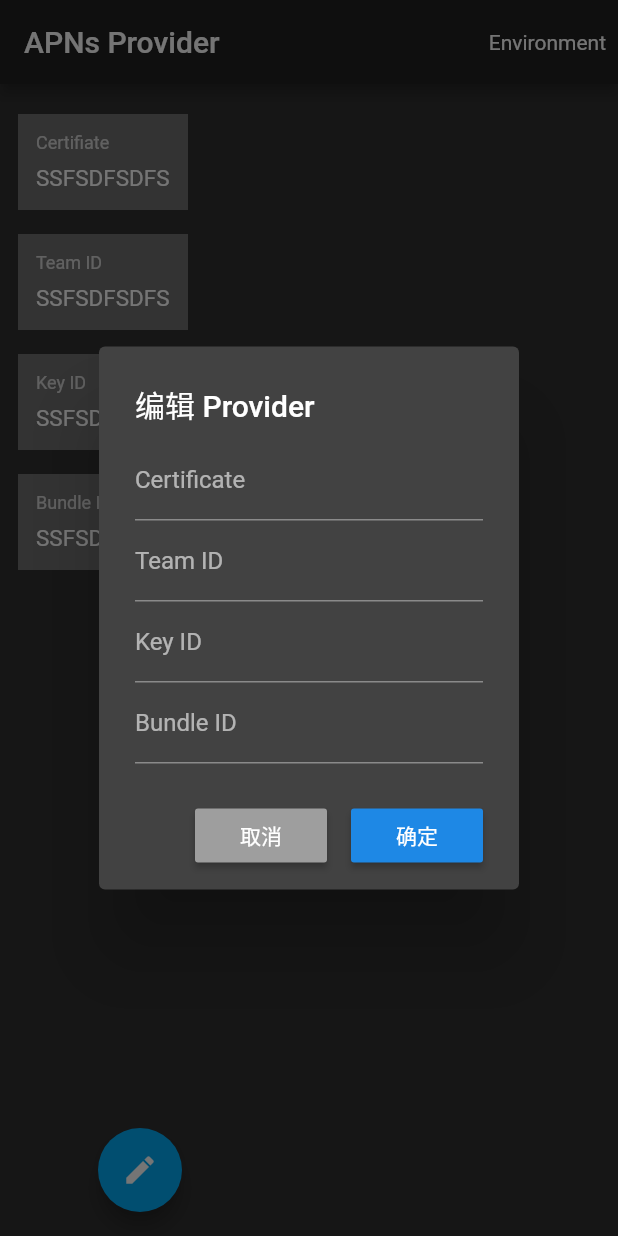
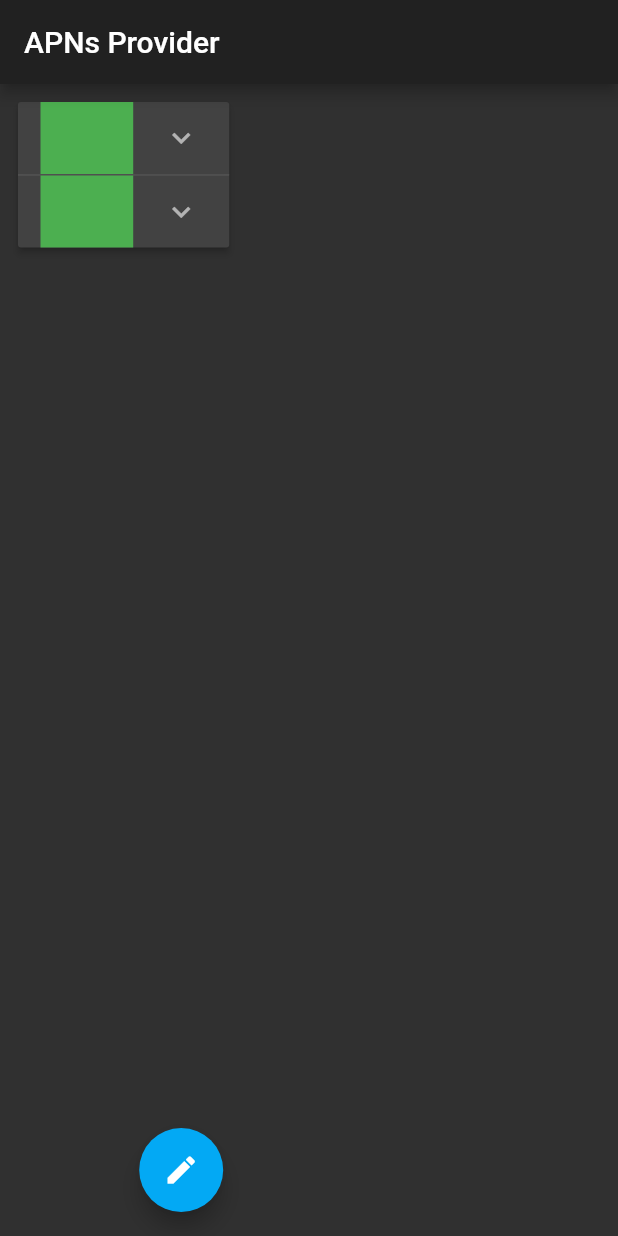
Before and after one commit to Arror/APNs, a Flutter app: the screen it shows after launch, after a tap on the "edit" icon, on a phone screen of 412 x 824 dp. Run offline on Flutter 3.47's test engine with Material 2 defaults, Android fonts, the phone set to English and light mode, and no system bars.

```diff
--- a/flutter/apns/lib/app/app.dart
+++ b/flutter/apns/lib/app/app.dart
@@ -14,42 +14,16 @@ class App extends StatelessWidget {
       title: 'APNs Provider',
       home: Scaffold(
         appBar: AppBar(
-          title: Text('APNs Provider'),
-          actions: <Widget>[
-            PopupMenuButton<Envirionment>(
-              child: Center(
-                child: Padding(
-                  padding: const EdgeInsets.all(8.0),
-                  child: Text('Environment'),
-                )
-              ),
-              initialValue: Envirionment.sandbox,
-              onSelected: (Envirionment env) {
-
-              },
-              itemBuilder: (BuildContext context) {
-                return <PopupMenuItem<Envirionment>> [
-                  PopupMenuItem(
-                    value: Envirionment.sandbox,
-                    child: Text('Sandbox'),
-                  ),
-                  PopupMenuItem(
-                    value: Envirionment.production,
-                    child: Text('Production'),
-                  )
-                ];
-              },
-            )
-          ],
+          title: Text('APNs Provider')
         ),
         body: Row(
           children: <Widget>[
             Expanded(
-              flex: 1,
+              flex: 2,
               child: ProviderPage(),
             ),
             Expanded(
-              flex: 2,
+              flex: 3,
               child: Scaffold(
               ),
             )
@@ -60,11 +34,6 @@ class App extends StatelessWidget {
   }
 }
 
-enum Envirionment {
-  sandbox,
-  production
-}
-
 class ProviderPage extends StatelessWidget {
 
   @override
@@ -73,158 +42,62 @@ class ProviderPage extends StatelessWidget {
       body: Container(
         constraints: BoxConstraints.expand(),
         child: Padding(
-          padding: EdgeInsets.all(12.0),
-          child: Column(
-            children: <Widget>[
-              TitleValueWidget(
-                title: 'Certifiate',
-                value: 'SSFSDFSDFS',
-              ),
-              TitleValueWidget(
-                title: 'Team ID',
-                value: 'SSFSDFSDFS',
-              ),
-              TitleValueWidget(
-                title: 'Key ID',
-                value: 'SSFSDFSDFS',
-              ),
-              TitleValueWidget(
-                title: 'Bundle ID',
-                value: 'SSFSDFSDFS',
-              )
-            ],
-          )
+          padding: const EdgeInsets.all(12.0),
+          child: SingleChildScrollView(
+            child: ExpansionPanelList.radio(
+              children: <ExpansionPanelRadio>[
+                ExpansionPanelRadio(
+                  headerBuilder: (BuildContext context, bool isExpand) {
+                    return Padding(
+                      padding: const EdgeInsets.only(left: 15.0, right: 8.0),
+                      child: Container(
+                        constraints: BoxConstraints.expand(height: double.minPositive),
+                        color: Colors.green,
+                      ),
+                    );
+                  },
+                  body: Padding(
+                    padding: const EdgeInsets.only(left: 15.0, right: 15.0, bottom: 15.0),
+                    child: Container(
+                      constraints: BoxConstraints.expand(height: 100.0),
+                      color: Colors.red,
+                    ),
+                  ),
+                  value: true
+                ),
+                ExpansionPanelRadio(
+                  headerBuilder: (BuildContext context, bool isExpand) {
+                    return Padding(
+                      padding: const EdgeInsets.only(left: 15.0, right: 8.0),
+                      child: Container(
+                        constraints: BoxConstraints.expand(height: double.minPositive),
+                        color: Colors.green,
+                      ),
+                    );
+                  },
+                  body: Padding(
+                    padding: const EdgeInsets.only(left: 15.0, right: 15.0, bottom: 15.0),
+                    child: Container(
+                      constraints: BoxConstraints.expand(height: 100.0),
+                      color: Colors.red,
+                    ),
+                  ),
+                  value: false
+                )
+              ],
+              expansionCallback: (int idx, bool isExpand) {
+
+              },
+            ),
+          ),
         ),
       ),
       floatingActionButtonLocation: FloatingActionButtonLocation.endFloat,
       floatingActionButton: FloatingActionButton(
         child: Icon(Icons.edit),
         onPressed: () {
-          showDialog(
-            context: context,
-            builder: (BuildContext context) {
-              return SimpleDialog(
-                contentPadding: EdgeInsets.only(top: 8.0, left: 24.0, right: 24.0, bottom: 12.0),
-                title: Text('编辑 Provider'),
-                children: <Widget>[
-                  TextField(
-                    decoration: InputDecoration(
-                      labelText: 'Certificate',
-                      contentPadding: EdgeInsets.only(top: 15.0, bottom: 4.0)
-                    ),
-                    onTap: () {
-                      print('Tapped.');
-                    },
-                  ),
-                  TextField(
-                    decoration: InputDecoration(
-                      labelText: 'Team ID',
-                      contentPadding: EdgeInsets.only(top: 15.0, bottom: 4.0)
-                    ),
-                  ),
-                  TextField(
-                    decoration: InputDecoration(
-                      labelText: 'Key ID',
-                      contentPadding: EdgeInsets.only(top: 15.0, bottom: 4.0),
-                    ),
-                  ),
-                  TextField(
-                    decoration: InputDecoration(
-                      labelText: 'Bundle ID',
-                      contentPadding: EdgeInsets.only(top: 15.0, bottom: 4.0)
-                    ),
-                  ),
-                  Padding(
-                    padding: EdgeInsets.only(top: 24.0),
-                    child: Row(
-                      mainAxisAlignment: MainAxisAlignment.end,
-                      children: <Widget>[
-                        Padding(
-                          padding: EdgeInsets.only(right: 8.0),
-                          child: RaisedButton(
-                            color: Colors.grey,
-                            child: Text('取消'),
-                            onPressed: () {
-                              Navigator.of(context).pop();
-                            },
-                          ),
-                        ),
-                        Padding(
-                          padding: EdgeInsets.only(left: 8.0),
-                          child: RaisedButton(
-                            child: Text('确定'),
-                            onPressed: () {
-                              Navigator.of(context).pop();
-                            },
-                          ),
-                        )
-                      ],
-                    ),
-                  )
-                ],
-              );
-            }
-          );
         },
       ),
     );
   }
 }
-
-class TitleValueWidget extends StatelessWidget {
-
-  TitleValueWidget({
-    Key key,
-    this.title,
-    this.value
-  }) : super(key: key);
-
-  final String title;
-  final String value;
-
-  @override
-  Widget build(BuildContext context) {
-    return Padding(
-      padding: const EdgeInsets.only(top: 8.0, bottom: 8.0),
-      child: Container(
-        decoration: BoxDecoration(
-          color: Colors.white30,
-        ),
-        constraints: BoxConstraints(
-          minWidth: double.infinity,
-          maxWidth: double.infinity
-        ),
-        color: null,
-        child: Column(
-          crossAxisAlignment: CrossAxisAlignment.start,
-          children: <Widget>[
-            Padding(
-              padding: EdgeInsets.only(left: 12.0, top: 12.0, right: 12.0, bottom: 4.0),
-              child: Text(
-                this.title,
-                overflow: TextOverflow.ellipsis,
-                maxLines: 1,
-                style: TextStyle(
-                  fontSize: 12.0,
-                  color: Colors.white70
-                ),
-              ),
-            ),
-            Padding(
-              padding: EdgeInsets.only(left: 12.0, top: 4.0, right: 12.0, bottom: 12.0),
-              child: Text(
-                this.value,
-                overflow: TextOverflow.ellipsis,
-                maxLines: 1,
-                style: TextStyle(
-                  fontSize: 15.0,
-                  color: Colors.white
-                ),
-              ),
-            )
-          ],
-        ),
-      ),
-    );
-  }
-}
```
